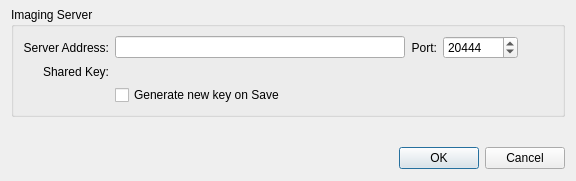
The window that FWAdminLib/Preferences/ImagingServerEditDlg.ui (fw-dev/translations) describes before a commit, drawn with Qt 5.
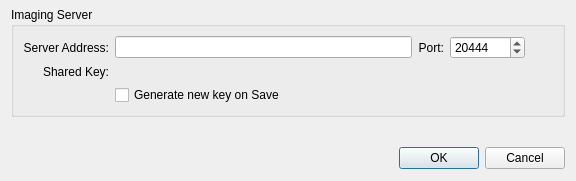
The same window after the commit. Custom widgets are drawn as their Qt base class.

Patch:
```diff
--- a/FWAdminLib/Preferences/ImagingServerEditDlg.ui
+++ b/FWAdminLib/Preferences/ImagingServerEditDlg.ui
@@ -10,12 +10,6 @@
     <height>181</height>
    </rect>
   </property>
-  <property name="sizePolicy">
-   <sizepolicy hsizetype="Fixed" vsizetype="Fixed">
-    <horstretch>0</horstretch>
-    <verstretch>0</verstretch>
-   </sizepolicy>
-  </property>
   <property name="windowTitle">
    <string>Dialog</string>
   </property>
@@ -109,7 +103,7 @@
           </widget>
          </item>
          <item row="0" column="4">
-          <widget class="OnlineStatus" name="imagingConnected"/>
+          <widget class="OnlineStatus" name="imagingConnected" native="true"/>
          </item>
          <item row="0" column="5">
           <widget class="CircularProgressIndicator" name="imagingServerProgress" native="true">
@@ -194,7 +188,7 @@
   </customwidget>
   <customwidget>
    <class>OnlineStatus</class>
-   <extends>QLabel</extends>
+   <extends>QWidget</extends>
    <header>FileWaveGuiLib/OnlineStatus.h</header>
   </customwidget>
  </customwidgets>
```
Left out of the diff: 1 changed line with no effect on the pictures.
